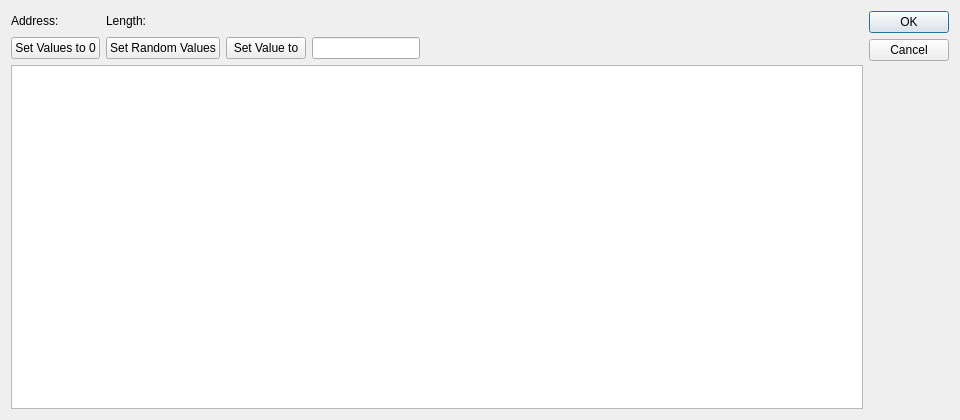
Old version of the form omodsim/dialogs/dialogforcemultipleregisters.ui in the repository sanny32/OpenModSim.
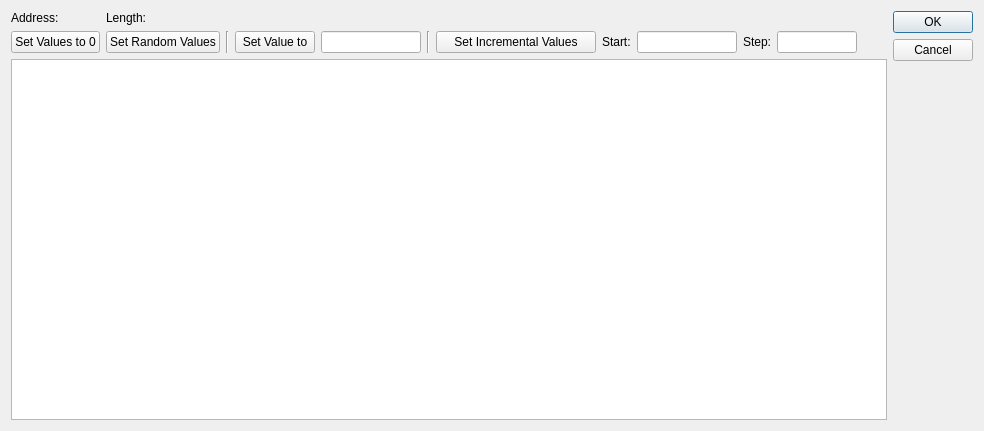
New version of the form. Custom widgets are drawn as their Qt base class.

Commit message: Developing preset values with autoincrement (#57)

What changed in the file:
```diff
--- a/omodsim/dialogs/dialogforcemultipleregisters.ui
+++ b/omodsim/dialogs/dialogforcemultipleregisters.ui
@@ -6,8 +6,8 @@
    <rect>
     <x>0</x>
     <y>0</y>
-    <width>960</width>
-    <height>420</height>
+    <width>984</width>
+    <height>431</height>
    </rect>
   </property>
   <property name="minimumSize">
@@ -22,28 +22,144 @@
   <layout class="QHBoxLayout" name="horizontalLayout">
    <item>
     <layout class="QGridLayout" name="gridLayout">
-     <item row="2" column="0">
+     <item row="0" column="0">
+      <widget class="QLabel" name="labelAddress">
+       <property name="text">
+        <string>Address: </string>
+       </property>
+      </widget>
+     </item>
+     <item row="0" column="1">
+      <widget class="QLabel" name="labelLength">
+       <property name="text">
+        <string>Length: </string>
+       </property>
+      </widget>
+     </item>
+     <item row="1" column="0">
       <widget class="QPushButton" name="pushButton0">
        <property name="text">
         <string>Set Values to 0</string>
        </property>
       </widget>
      </item>
-     <item row="2" column="2">
+     <item row="1" column="1">
+      <widget class="QPushButton" name="pushButtonRandom">
+       <property name="text">
+        <string>Set Random Values</string>
+       </property>
+      </widget>
+     </item>
+     <item row="1" column="2">
+      <widget class="Line" name="line_2">
+       <property name="orientation">
+        <enum>Qt::Orientation::Vertical</enum>
+       </property>
+      </widget>
+     </item>
+     <item row="1" column="3">
       <widget class="QPushButton" name="pushButtonValue">
        <property name="text">
         <string>Set Value to</string>
        </property>
       </widget>
      </item>
-     <item row="1" column="1">
-      <widget class="QLabel" name="labelLength">
+     <item row="1" column="4">
+      <widget class="NumericLineEdit" name="lineEditValue">
+       <property name="sizePolicy">
+        <sizepolicy hsizetype="Fixed" vsizetype="Fixed">
+         <horstretch>0</horstretch>
+         <verstretch>0</verstretch>
+        </sizepolicy>
+       </property>
+       <property name="maximumSize">
+        <size>
+         <width>100</width>
+         <height>16777215</height>
+        </size>
+       </property>
+      </widget>
+     </item>
+     <item row="1" column="5">
+      <widget class="Line" name="line_3">
+       <property name="orientation">
+        <enum>Qt::Orientation::Vertical</enum>
+       </property>
+      </widget>
+     </item>
+     <item row="1" column="6">
+      <widget class="QPushButton" name="pushButtonInc">
+       <property name="minimumSize">
+        <size>
+         <width>160</width>
+         <height>0</height>
+        </size>
+       </property>
        <property name="text">
-        <string>Length: </string>
+        <string>Set Incremental Values</string>
        </property>
       </widget>
      </item>
-     <item row="3" column="0" colspan="6">
+     <item row="1" column="7">
+      <widget class="QLabel" name="labelStart">
+       <property name="text">
+        <string>Start:</string>
+       </property>
+      </widget>
+     </item>
+     <item row="1" column="8">
+      <widget class="NumericLineEdit" name="lineEditStartValue">
+       <property name="sizePolicy">
+        <sizepolicy hsizetype="Fixed" vsizetype="Fixed">
+         <horstretch>0</horstretch>
+         <verstretch>0</verstretch>
+        </sizepolicy>
+       </property>
+       <property name="maximumSize">
+        <size>
+         <width>100</width>
+         <height>16777215</height>
+        </size>
+       </property>
+      </widget>
+     </item>
+     <item row="1" column="9">
+      <widget class="QLabel" name="labelStep">
+       <property name="text">
+        <string>Step:</string>
+       </property>
+      </widget>
+     </item>
+     <item row="1" column="10">
+      <widget class="NumericLineEdit" name="lineEditStep">
+       <property name="sizePolicy">
+        <sizepolicy hsizetype="Fixed" vsizetype="Fixed">
+         <horstretch>0</horstretch>
+         <verstretch>0</verstretch>
+        </sizepolicy>
+       </property>
+       <property name="maximumSize">
+        <size>
+         <width>80</width>
+         <height>16777215</height>
+        </size>
+       </property>
+      </widget>
+     </item>
+     <item row="1" column="11">
+      <spacer name="horizontalSpacer_2">
+       <property name="orientation">
+        <enum>Qt::Orientation::Horizontal</enum>
+       </property>
+       <property name="sizeHint" stdset="0">
+        <size>
+         <width>13</width>
+         <height>17</height>
+        </size>
+       </property>
+      </spacer>
+     </item>
+     <item row="2" column="0" colspan="12">
       <widget class="QTableWidget" name="tableWidget">
        <property name="focusPolicy">
         <enum>Qt::NoFocus</enum>
@@ -77,49 +193,6 @@
        </attribute>
       </widget>
      </item>
-     <item row="2" column="1">
-      <widget class="QPushButton" name="pushButtonRandom">
-       <property name="text">
-        <string>Set Random Values</string>
-       </property>
-      </widget>
-     </item>
-     <item row="1" column="4">
-      <spacer name="horizontalSpacer_2">
-       <property name="orientation">
-        <enum>Qt::Horizontal</enum>
-       </property>
-       <property name="sizeHint" stdset="0">
-        <size>
-         <width>40</width>
-         <height>20</height>
-        </size>
-       </property>
-      </spacer>
-     </item>
-     <item row="1" column="0">
-      <widget class="QLabel" name="labelAddress">
-       <property name="text">
-        <string>Address: </string>
-       </property>
-      </widget>
-     </item>
-     <item row="2" column="3">
-      <widget class="NumericLineEdit" name="lineEditValue">
-       <property name="sizePolicy">
-        <sizepolicy hsizetype="Fixed" vsizetype="Fixed">
-         <horstretch>0</horstretch>
-         <verstretch>0</verstretch>
-        </sizepolicy>
-       </property>
-       <property name="maximumSize">
-        <size>
-         <width>150</width>
-         <height>16777215</height>
-        </size>
-       </property>
-      </widget>
-     </item>
     </layout>
    </item>
    <item>
```
Left out of the diff: 12 changed lines with no effect on the pictures. The commit also changes 2 other files.
